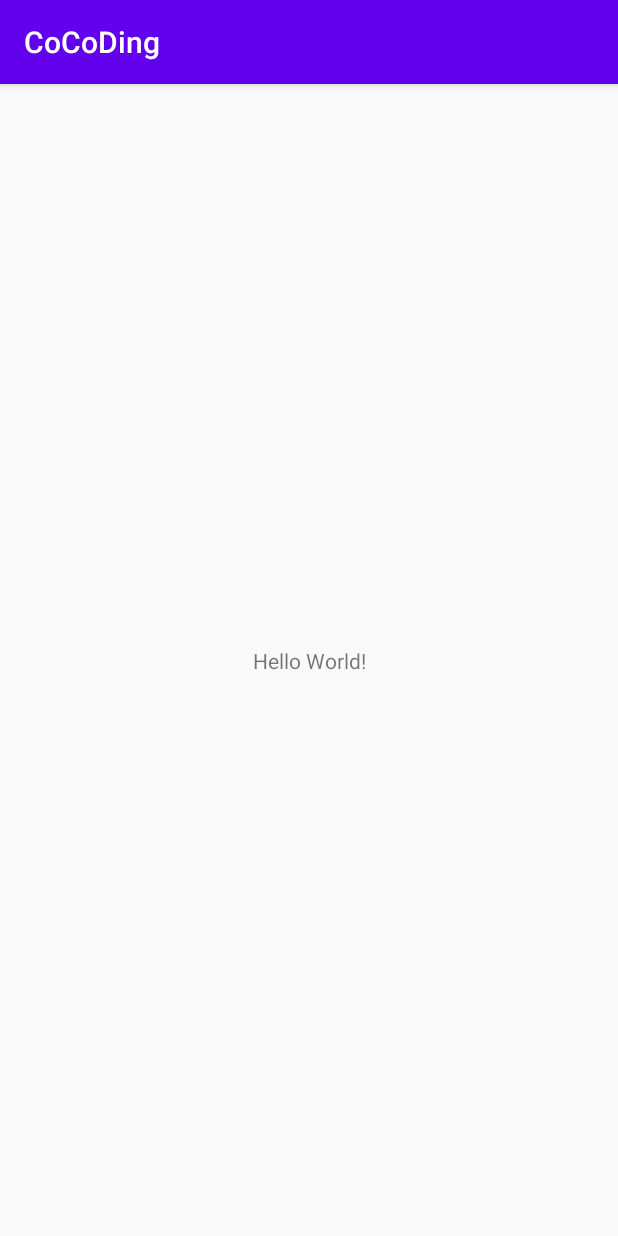
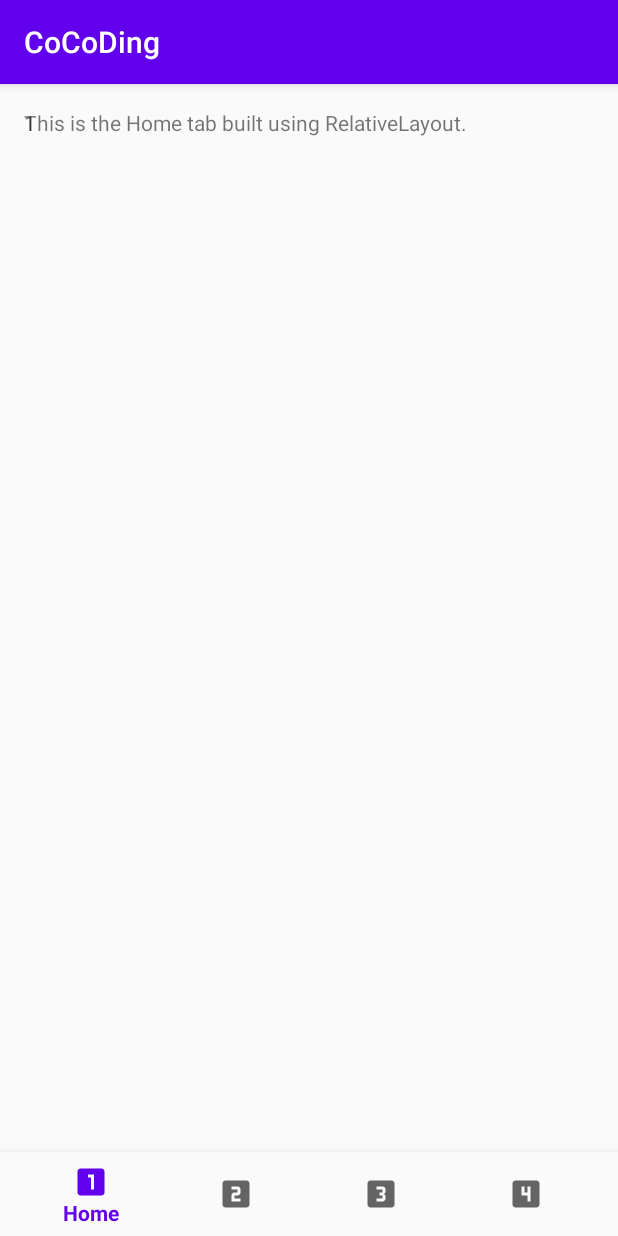
Before and after one commit to SeonA1223/CoCoDing, an Android app: the screen it shows after launch (MainActivity before the commit, HomeActivity after it), on a phone screen of 412 x 824 dp. Run offline under Robolectric (Android 15) with nearby library versions, the phone set to English and light mode, and no system bars.

Commit message:
하단 탭 activity 구현 완료.

```diff
--- /dev/null
+++ b/app/src/main/java/com/example/cocoding/BaseActivity.java
@@ -0,0 +1,78 @@
+package com.example.cocoding;
+
+import android.content.Intent;
+import android.os.Bundle;
+import android.view.Menu;
+import android.view.MenuItem;
+
+import androidx.annotation.NonNull;
+import androidx.appcompat.app.AppCompatActivity;
+
+import com.google.android.material.bottomnavigation.BottomNavigationView;
+
+public abstract class BaseActivity extends AppCompatActivity implements BottomNavigationView.OnNavigationItemSelectedListener {
+
+    protected BottomNavigationView navigationView;
+
+    @Override
+    protected void onCreate(Bundle savedInstanceState) {
+        super.onCreate(savedInstanceState);
+        setContentView(getContentViewId());
+
+        navigationView = (BottomNavigationView) findViewById(R.id.navigation);
+        navigationView.setOnNavigationItemSelectedListener(this);
+    }
+
+    @Override
+    protected void onStart() {
+        super.onStart();
+        updateNavigationBarState();
+    }
+
+    // Remove inter-activity transition to avoid screen tossing on tapping bottom navigation items
+    @Override
+    public void onPause() {
+        super.onPause();
+        overridePendingTransition(0, 0);
+    }
+
+    @Override
+    public boolean onNavigationItemSelected(@NonNull MenuItem item) {
+        navigationView.postDelayed(() -> {
+            int itemId = item.getItemId();
+            if (itemId == R.id.navigation_home) {
+                startActivity(new Intent(this, HomeActivity.class));
+            } else if (itemId == R.id.navigation_dashboard) {
+                startActivity(new Intent(this, DashboardActivity.class));
+            } else if (itemId == R.id.navigation_notifications) {
+                startActivity(new Intent(this, NotificationsActivity.class));
+            } else if (itemId == R.id.navigation_last) {
+                startActivity(new Intent(this, LastActivity.class));
+            }
+            finish();
+        }, 300);
+        return true;
+    }
+
+    private void updateNavigationBarState(){
+        int actionId = getNavigationMenuItemId();
+        selectBottomNavigationBarItem(actionId);
+    }
+
+    void selectBottomNavigationBarItem(int itemId) {
+        Menu menu = navigationView.getMenu();
+        for (int i = 0, size = menu.size(); i < size; i++) {
+            MenuItem item = menu.getItem(i);
+            boolean shouldBeChecked = item.getItemId() == itemId;
+            if (shouldBeChecked) {
+                item.setChecked(true);
+                break;
+            }
+        }
+    }
+
+    abstract int getContentViewId();
+
+    abstract int getNavigationMenuItemId();
+
+}
--- /dev/null
+++ b/app/src/main/java/com/example/cocoding/HomeActivity.java
@@ -0,0 +1,16 @@
+package com.example.cocoding;
+
+public class HomeActivity extends BaseActivity {
+
+
+    @Override
+    int getContentViewId() {
+        return R.layout.activity_home;
+    }
+
+    @Override
+    int getNavigationMenuItemId() {
+        return R.id.navigation_home;
+    }
+
+}
--- /dev/null
+++ b/app/src/main/res/drawable/ic_baseline_looks_3_24.xml
@@ -0,0 +1,10 @@
+<vector xmlns:android="http://schemas.android.com/apk/res/android"
+    android:width="24dp"
+    android:height="24dp"
+    android:viewportWidth="24"
+    android:viewportHeight="24"
+    android:tint="?attr/colorControlNormal">
+  <path
+      android:fillColor="@android:color/white"
+      android:pathData="M19.01,3h-14c-1.1,0 -2,0.9 -2,2v14c0,1.1 0.9,2 2,2h14c1.1,0 2,-0.9 2,-2L21.01,5c0,-1.1 -0.9,-2 -2,-2zM15.01,10.5c0,0.83 -0.67,1.5 -1.5,1.5 0.83,0 1.5,0.67 1.5,1.5L15.01,15c0,1.11 -0.9,2 -2,2h-4v-2h4v-2h-2v-2h2L13.01,9h-4L9.01,7h4c1.1,0 2,0.89 2,2v1.5z"/>
+</vector>
--- /dev/null
+++ b/app/src/main/res/drawable/ic_baseline_looks_4_24.xml
@@ -0,0 +1,10 @@
+<vector xmlns:android="http://schemas.android.com/apk/res/android"
+    android:width="24dp"
+    android:height="24dp"
+    android:viewportWidth="24"
+    android:viewportHeight="24"
+    android:tint="?attr/colorControlNormal">
+  <path
+      android:fillColor="@android:color/white"
+      android:pathData="M19,3L5,3c-1.1,0 -2,0.9 -2,2v14c0,1.1 0.9,2 2,2h14c1.1,0 2,-0.9 2,-2L21,5c0,-1.1 -0.9,-2 -2,-2zM15,17h-2v-4L9,13L9,7h2v4h2L13,7h2v10z"/>
+</vector>
--- /dev/null
+++ b/app/src/main/res/drawable/ic_baseline_looks_one_24.xml
@@ -0,0 +1,10 @@
+<vector xmlns:android="http://schemas.android.com/apk/res/android"
+    android:width="24dp"
+    android:height="24dp"
+    android:viewportWidth="24"
+    android:viewportHeight="24"
+    android:tint="?attr/colorControlNormal">
+  <path
+      android:fillColor="@android:color/white"
+      android:pathData="M19,3L5,3c-1.1,0 -2,0.9 -2,2v14c0,1.1 0.9,2 2,2h14c1.1,0 2,-0.9 2,-2L21,5c0,-1.1 -0.9,-2 -2,-2zM14,17h-2L12,9h-2L10,7h4v10z"/>
+</vector>
--- /dev/null
+++ b/app/src/main/res/drawable/ic_baseline_looks_two_24.xml
@@ -0,0 +1,10 @@
+<vector xmlns:android="http://schemas.android.com/apk/res/android"
+    android:width="24dp"
+    android:height="24dp"
+    android:viewportWidth="24"
+    android:viewportHeight="24"
+    android:tint="?attr/colorControlNormal">
+  <path
+      android:fillColor="@android:color/white"
+      android:pathData="M19,3L5,3c-1.1,0 -2,0.9 -2,2v14c0,1.1 0.9,2 2,2h14c1.1,0 2,-0.9 2,-2L21,5c0,-1.1 -0.9,-2 -2,-2zM15,11c0,1.11 -0.9,2 -2,2h-2v2h4v2L9,17v-4c0,-1.11 0.9,-2 2,-2h2L13,9L9,9L9,7h4c1.1,0 2,0.89 2,2v2z"/>
+</vector>
--- /dev/null
+++ b/app/src/main/res/layout/activity_home.xml
@@ -0,0 +1,47 @@
+<?xml version="1.0" encoding="utf-8"?>
+<RelativeLayout xmlns:android="http://schemas.android.com/apk/res/android"
+    android:layout_width="match_parent"
+    android:layout_height="match_parent"
+    xmlns:tools="http://schemas.android.com/tools"
+    android:orientation="vertical">
+
+    <TextView
+        android:id="@+id/title"
+        android:layout_width="match_parent"
+        android:layout_height="wrap_content"
+        android:layout_margin="16dp"
+        android:text="This is the Home tab built using RelativeLayout."
+        />
+
+    <ScrollView
+        android:id="@+id/scrollview"
+        android:layout_width="match_parent"
+        android:layout_height="match_parent"
+        android:layout_above="@+id/navigation"
+        tools:context="mobi.garden.bottomnavigationtest.HomeActivity"
+        >
+
+    <LinearLayout
+        android:orientation="vertical"
+        android:layout_width="match_parent"
+        android:layout_height="wrap_content">
+
+    <TextView
+        android:layout_width="match_parent"
+        android:layout_height="wrap_content"
+        android:layout_margin="16dp"
+        android:text="1"
+        />
+    </LinearLayout>
+    </ScrollView>
+
+    <include
+        android:id="@+id/navigation"
+        layout="@layout/element_bottom_navigation"
+        android:layout_width="match_parent"
+        android:layout_height="wrap_content"
+        android:layout_alignParentBottom="true"
+        />
+
+
+</RelativeLayout>
--- /dev/null
+++ b/app/src/main/res/layout/element_bottom_navigation.xml
@@ -0,0 +1,8 @@
+<?xml version="1.0" encoding="utf-8"?>
+<com.google.android.material.bottomnavigation.BottomNavigationView xmlns:android="http://schemas.android.com/apk/res/android"
+    xmlns:app="http://schemas.android.com/apk/res-auto"
+    android:id="@+id/navigation"
+    android:layout_width="match_parent"
+    android:layout_height="wrap_content"
+    android:background="?android:attr/windowBackground"
+    app:menu="@menu/navigation" />
--- /dev/null
+++ b/app/src/main/res/menu/navigation.xml
@@ -0,0 +1,23 @@
+<?xml version="1.0" encoding="utf-8"?>
+<menu xmlns:android="http://schemas.android.com/apk/res/android">
+
+    <item
+        android:id="@+id/navigation_home"
+        android:icon="@drawable/ic_baseline_looks_one_24"
+        android:title="@string/title_home" />
+
+    <item
+        android:id="@+id/navigation_dashboard"
+        android:icon="@drawable/ic_baseline_looks_two_24"
+        android:title="@string/title_dashboard" />
+
+    <item
+        android:id="@+id/navigation_notifications"
+        android:icon="@drawable/ic_baseline_looks_3_24"
+        android:title="@string/title_notifications" />
+
+    <item
+        android:id="@+id/navigation_last"
+        android:icon="@drawable/ic_baseline_looks_4_24"
+        android:title="@string/title_last" />
+</menu>
--- /dev/null
+++ b/app/src/main/res/values/dimens.xml
@@ -0,0 +1,5 @@
+<resources>
+    <!-- Default screen margins, per the Android Design guidelines. -->
+    <dimen name="activity_horizontal_margin">16dp</dimen>
+    <dimen name="activity_vertical_margin">16dp</dimen>
+</resources>
--- a/app/src/main/res/values/strings.xml
+++ b/app/src/main/res/values/strings.xml
@@ -1,3 +1,7 @@
 <resources>
     <string name="app_name">CoCoDing</string>
+    <string name="title_home">Home</string>
+    <string name="title_dashboard">Dashboard</string>
+    <string name="title_notifications">Notifications</string>
+    <string name="title_last">Last</string>
 </resources>
```
Also changed, not shown: app/build.gradle (+7 -1 lines), app/src/main/AndroidManifest.xml (+14 -0 lines), app/src/main/java/com/example/cocoding/DashboardActivity.java (added, +16 -0 lines), app/src/main/java/com/example/cocoding/LastActivity.java (added, +15 -0 lines), app/src/main/java/com/example/cocoding/NotificationsActivity.java (added, +15 -0 lines), app/src/main/res/layout/activity_dashboard.xml (added, +42 -0 lines), app/src/main/res/layout/activity_last.xml (added, +19 -0 lines), app/src/main/res/layout/activity_main.xml (+31 -8 lines), app/src/main/res/layout/activity_notifications.xml (added, +35 -0 lines).
